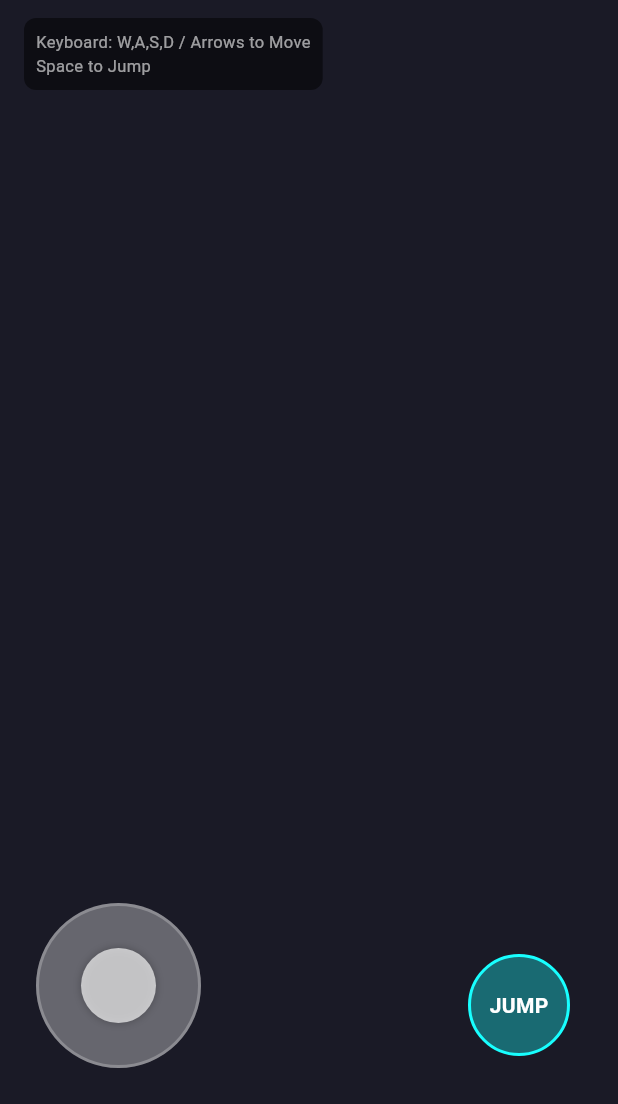
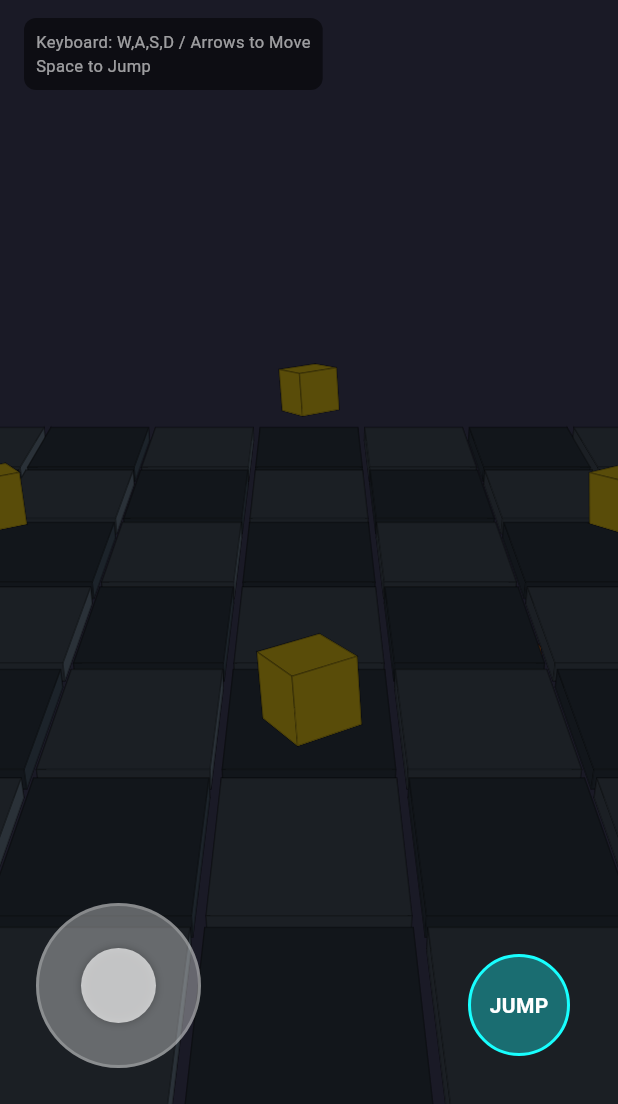
Before and after one commit to nasrulalawy/veinity, a Flutter app: the GameScreen screen opened directly, after a tap on "Spawn 3D Cube", on a phone screen of 412 x 824 dp, the part 132-1236 px from its top. Run offline on Flutter 3.47's test engine with Material 3 defaults, Android fonts, the phone set to English and light mode, and no system bars.

Commit message:
fix(renderer): resolve OpenGL viewMatrix projection and add 3D floor grid & selection bounding box

```diff
--- a/editor/veinity_editor/lib/main.dart
+++ b/editor/veinity_editor/lib/main.dart
@@ -61,7 +61,8 @@ class _EditorHomeScreenState extends State<EditorHomeScreen> {
   @override
   Widget build(BuildContext context) {
     return Scaffold(
-      body: Column(
+      body: SafeArea(
+        child: Column(
           children: [
             // 1. Top Control Bar (Toolbar)
             EditorToolbar(state: _editorState),
@@ -88,6 +89,7 @@ class _EditorHomeScreenState extends State<EditorHomeScreen> {
             ConsolePanel(state: _editorState),
           ],
         ),
+      ),
     );
   }
 }
--- a/editor/veinity_editor/lib/src/widgets/grid_painter.dart
+++ b/editor/veinity_editor/lib/src/widgets/grid_painter.dart
@@ -1,7 +1,7 @@
 import 'package:flutter/material.dart' hide Transform;
 import 'package:veinity_flutter/veinity_flutter.dart';
 
-/// Renders a 3D floor grid and selection gizmo on top of the Scene Viewport.
+/// Renders a 3D floor grid, selection bounding box, and transform gizmo in the Scene Viewport.
 class GridPainter extends CustomPainter {
   final Scene scene;
   final GameObject? selectedObject;
@@ -19,16 +19,16 @@ class GridPainter extends CustomPainter {
 
     // 1. Draw XZ Floor Grid
     final gridPaint = Paint()
-      ..color = Colors.white.withValues(alpha: 0.12)
+      ..color = Colors.white.withValues(alpha: 0.18)
       ..strokeWidth = 1.0;
 
     final axisXPaint = Paint()
-      ..color = Colors.redAccent.withValues(alpha: 0.5)
-      ..strokeWidth = 1.5;
+      ..color = Colors.redAccent.withValues(alpha: 0.75)
+      ..strokeWidth = 2.0;
 
     final axisZPaint = Paint()
-      ..color = Colors.blueAccent.withValues(alpha: 0.5)
-      ..strokeWidth = 1.5;
+      ..color = Colors.blueAccent.withValues(alpha: 0.75)
+      ..strokeWidth = 2.0;
 
     const gridExtent = 10;
     const step = 1.0;
@@ -55,38 +55,80 @@ class GridPainter extends CustomPainter {
       }
     }
 
-    // 2. Draw Selection Transform Gizmo (RGB = XYZ axes at selected object)
+    // 2. Draw Selection Wireframe Box & Transform Gizmo
     if (selectedObject != null && !selectedObject!.isDestroyed) {
+      final worldMat = selectedObject!.transform.worldMatrix;
       final origin = selectedObject!.transform.position;
       final rot = selectedObject!.transform.rotation;
 
+      // Draw Wireframe bounding cube outline around selected object
+      final localCorners = [
+        Vector3(-0.52, -0.52, -0.52), Vector3(0.52, -0.52, -0.52),
+        Vector3(0.52, 0.52, -0.52),   Vector3(-0.52, 0.52, -0.52),
+        Vector3(-0.52, -0.52, 0.52),  Vector3(0.52, -0.52, 0.52),
+        Vector3(0.52, 0.52, 0.52),    Vector3(-0.52, 0.52, 0.52),
+      ];
+
+      final screenCorners = <Offset?>[];
+      for (final corner in localCorners) {
+        final wPos = worldMat.transform3(corner.clone());
+        final clip = viewProj.transform(Vector4(wPos.x, wPos.y, wPos.z, 1.0));
+        if (clip.w > 0.01) {
+          screenCorners.add(_ndcToScreen(clip, size));
+        } else {
+          screenCorners.add(null);
+        }
+      }
+
+      final outlinePaint = Paint()
+        ..color = Colors.amberAccent
+        ..strokeWidth = 1.5
+        ..style = PaintingStyle.stroke;
+
+      // 12 Bounding Box Edges
+      final edges = [
+        [0, 1], [1, 2], [2, 3], [3, 0], // Back face
+        [4, 5], [5, 6], [6, 7], [7, 4], // Front face
+        [0, 4], [1, 5], [2, 6], [3, 7], // Connecting edges
+      ];
+
+      for (final edge in edges) {
+        final c1 = screenCorners[edge[0]];
+        final c2 = screenCorners[edge[1]];
+        if (c1 != null && c2 != null) {
+          canvas.drawLine(c1, c2, outlinePaint);
+        }
+      }
+
+      // Draw RGB Transform Axis Gizmo at object pivot
       final pOrigin = viewProj.transform(Vector4(origin.x, origin.y, origin.z, 1.0));
       if (pOrigin.w > 0.01) {
         final sOrigin = _ndcToScreen(pOrigin, size);
 
         // X Axis (Red)
-        final xEnd = origin + rot.rotate(Vector3(1.2, 0.0, 0.0));
+        final xEnd = origin + rot.asRotationMatrix().transform(Vector3(1.5, 0.0, 0.0));
         final pX = viewProj.transform(Vector4(xEnd.x, xEnd.y, xEnd.z, 1.0));
         if (pX.w > 0.01) {
-          canvas.drawLine(sOrigin, _ndcToScreen(pX, size), Paint()..color = Colors.red..strokeWidth = 2.5);
+          canvas.drawLine(sOrigin, _ndcToScreen(pX, size), Paint()..color = Colors.redAccent..strokeWidth = 3.0);
         }
 
         // Y Axis (Green)
-        final yEnd = origin + rot.rotate(Vector3(0.0, 1.2, 0.0));
+        final yEnd = origin + rot.asRotationMatrix().transform(Vector3(0.0, 1.5, 0.0));
         final pY = viewProj.transform(Vector4(yEnd.x, yEnd.y, yEnd.z, 1.0));
         if (pY.w > 0.01) {
-          canvas.drawLine(sOrigin, _ndcToScreen(pY, size), Paint()..color = Colors.greenAccent..strokeWidth = 2.5);
+          canvas.drawLine(sOrigin, _ndcToScreen(pY, size), Paint()..color = Colors.greenAccent..strokeWidth = 3.0);
         }
 
         // Z Axis (Blue)
-        final zEnd = origin + rot.rotate(Vector3(0.0, 0.0, 1.2));
+        final zEnd = origin + rot.asRotationMatrix().transform(Vector3(0.0, 0.0, 1.5));
         final pZ = viewProj.transform(Vector4(zEnd.x, zEnd.y, zEnd.z, 1.0));
         if (pZ.w > 0.01) {
-          canvas.drawLine(sOrigin, _ndcToScreen(pZ, size), Paint()..color = Colors.lightBlueAccent..strokeWidth = 2.5);
+          canvas.drawLine(sOrigin, _ndcToScreen(pZ, size), Paint()..color = Colors.lightBlueAccent..strokeWidth = 3.0);
         }
 
-        // Center selection circle
-        canvas.drawCircle(sOrigin, 4.0, Paint()..color = Colors.yellowAccent);
+        // Center pivot point
+        canvas.drawCircle(sOrigin, 5.0, Paint()..color = Colors.yellowAccent);
+        canvas.drawCircle(sOrigin, 5.0, Paint()..color = Colors.black..style = PaintingStyle.stroke..strokeWidth = 1.0);
       }
     }
   }
--- a/packages/veinity_core/lib/src/components/camera.dart
+++ b/packages/veinity_core/lib/src/components/camera.dart
@@ -54,11 +54,12 @@ class CameraComponent extends Component {
     super.onDestroy();
   }
 
-  /// Calculates the view matrix (inverse of world transform matrix).
+  /// Calculates the view matrix matching standard OpenGL/Metal projection conventions.
   Matrix4 get viewMatrix {
-    final m = Matrix4.copy(transform.worldMatrix);
-    m.invert();
-    return m;
+    final pos = transform.position;
+    final f = transform.forward;
+    final u = transform.up;
+    return makeViewMatrix(pos, pos + f, u);
   }
 
   /// Calculates the projection matrix for the given viewport aspect ratio.
--- a/packages/veinity_core/lib/src/math/transform.dart
+++ b/packages/veinity_core/lib/src/math/transform.dart
@@ -129,22 +129,22 @@ class Transform {
 
   // Direction vectors (normalized) in world space
   Vector3 get forward {
-    final rot = rotation;
-    return rot.rotate(Vector3Helpers.forward);
+    final rotMat = rotation.asRotationMatrix();
+    return rotMat.transform(Vector3Helpers.forward);
   }
 
   Vector3 get back => -forward;
 
   Vector3 get up {
-    final rot = rotation;
-    return rot.rotate(Vector3Helpers.up);
+    final rotMat = rotation.asRotationMatrix();
+    return rotMat.transform(Vector3Helpers.up);
   }
 
   Vector3 get down => -up;
 
   Vector3 get right {
-    final rot = rotation;
-    return rot.rotate(Vector3Helpers.right);
+    final rotMat = rotation.asRotationMatrix();
+    return rotMat.transform(Vector3Helpers.right);
   }
 
   Vector3 get left => -right;
@@ -156,7 +156,8 @@ class Transform {
     if (space == Space.world) {
       position = position + translation;
     } else {
-      final oriented = rotation.rotate(translation);
+      final rotMat = rotation.asRotationMatrix();
+      final oriented = rotMat.transform(translation.clone());
       position = position + oriented;
     }
   }
--- a/packages/veinity_flutter/lib/src/renderer/flutter_fallback_renderer.dart
+++ b/packages/veinity_flutter/lib/src/renderer/flutter_fallback_renderer.dart
@@ -117,7 +117,16 @@ class FlutterFallbackRenderer extends CustomPainter {
       [Vector3(-0.5, -0.5, -0.5), Vector3(-0.5, -0.5, 0.5), Vector3(-0.5, 0.5, 0.5), Vector3(-0.5, 0.5, -0.5)],
     ];
 
-    for (final quad in cubeQuads) {
+    final List<List<Vector3>> quads;
+    if (mesh.primitiveType == PrimitiveType.plane) {
+      quads = [
+        [Vector3(-0.5, 0.0, 0.5), Vector3(0.5, 0.0, 0.5), Vector3(0.5, 0.0, -0.5), Vector3(-0.5, 0.0, -0.5)],
+      ];
+    } else {
+      quads = cubeQuads;
+    }
+
+    for (final quad in quads) {
       final worldVertices = quad.map((v) => worldMat.transform3(v.clone())).toList();
 
       // Calculate face normal
```
Also changed, not shown: editor/veinity_editor/lib/src/models/editor_state.dart (line endings or trailing spaces), editor/veinity_editor/lib/src/widgets/console_panel.dart (line endings or trailing spaces), editor/veinity_editor/lib/src/widgets/editor_toolbar.dart (line endings or trailing spaces), editor/veinity_editor/lib/src/widgets/hierarchy_panel.dart (line endings or trailing spaces), editor/veinity_editor/lib/src/widgets/inspector_panel.dart (line endings or trailing spaces), editor/veinity_editor/lib/src/widgets/scene_viewport.dart (line endings or trailing spaces), 1 other file. Lines whose indentation alone changed are shown as unchanged.
